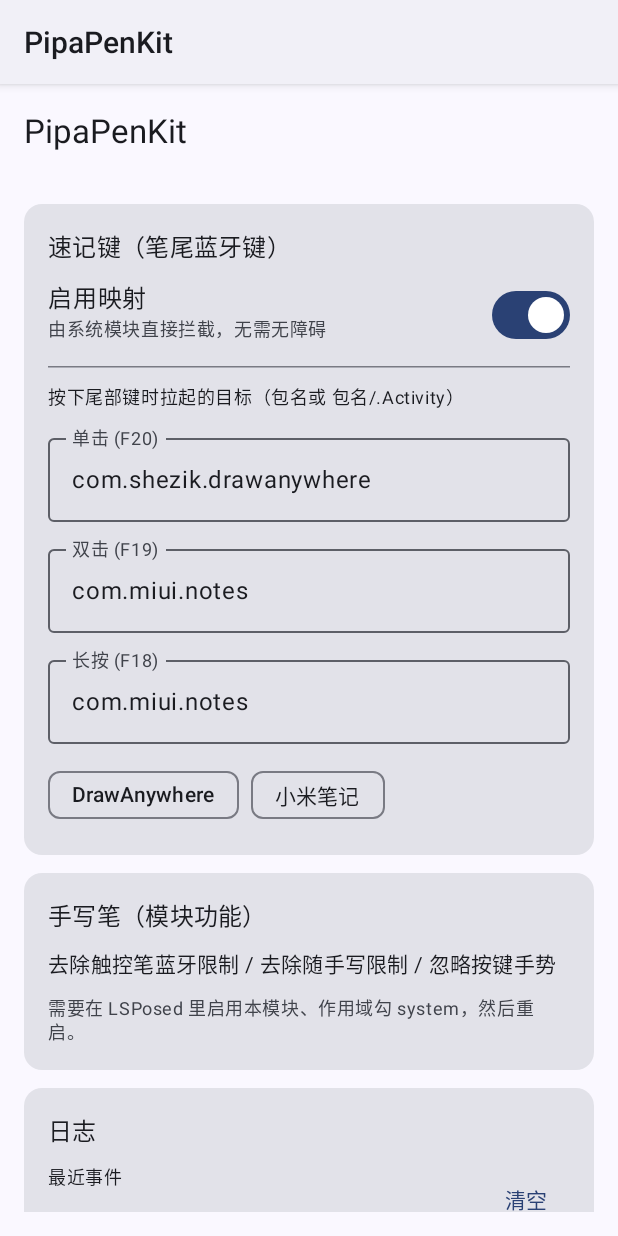
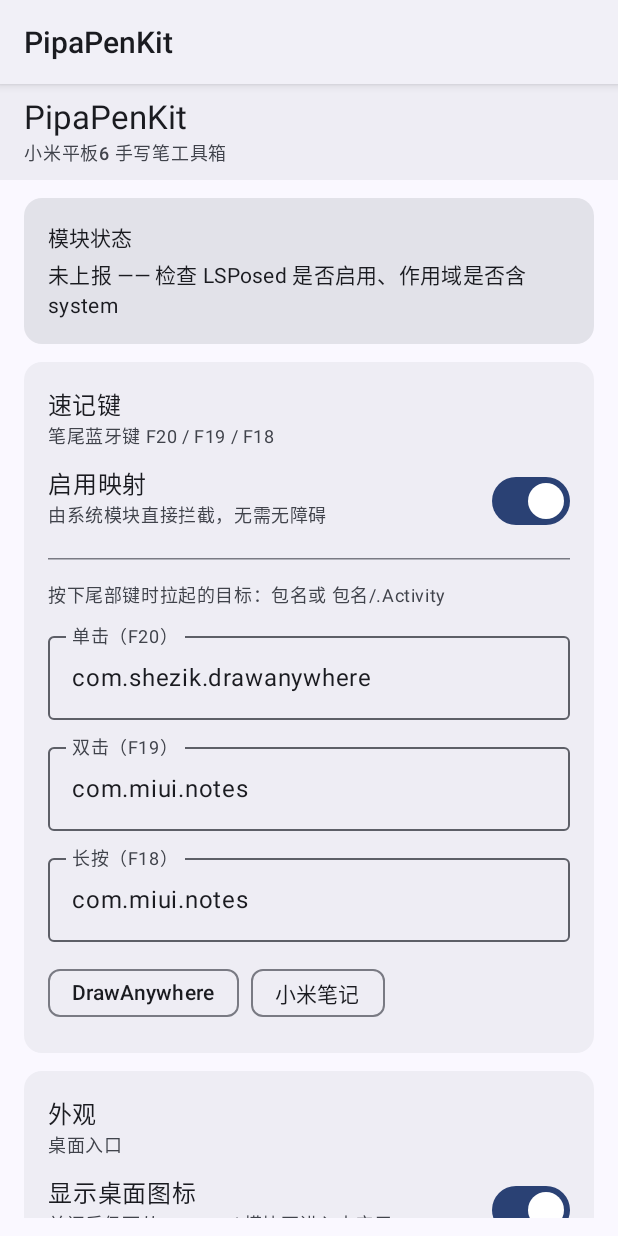
Before and after one commit to Caiyang132433e/PipaPenKit, an Android app built with Jetpack Compose: the screen it shows after launch (MainActivity), on a phone screen of 412 x 824 dp. Run offline under Robolectric (Android 15) with nearby library versions, the phone set to English and light mode, and no system bars.

Commit message:
feat(v0.3): MD3 polish, hook heartbeat, hide launcher icon

```diff
--- a/app/build.gradle.kts
+++ b/app/build.gradle.kts
@@ -11,8 +11,8 @@ android {
         applicationId = "com.pipa.penkit"
         minSdk = 33
         targetSdk = 35
-        versionCode = 2
-        versionName = "0.2.0"
+        versionCode = 3
+        versionName = "0.3.0"
     }
     buildFeatures { compose = true }
     compileOptions {
--- /dev/null
+++ b/app/src/main/java/com/pipa/penkit/LauncherIcon.kt
@@ -0,0 +1,26 @@
+package com.pipa.penkit
+
+import android.content.ComponentName
+import android.content.Context
+import android.content.pm.PackageManager
+
+/** Hide / show the launcher icon via an activity-alias. */
+object LauncherIcon {
+
+    private fun alias(ctx: Context) = ComponentName(ctx.packageName, ctx.packageName + ".Launcher")
+
+    fun isVisible(ctx: Context): Boolean {
+        val state = ctx.packageManager.getComponentEnabledSetting(alias(ctx))
+        return state != PackageManager.COMPONENT_ENABLED_STATE_DISABLED &&
+            state != PackageManager.COMPONENT_ENABLED_STATE_DISABLED_USER
+    }
+
+    fun setVisible(ctx: Context, visible: Boolean) {
+        ctx.packageManager.setComponentEnabledSetting(
+            alias(ctx),
+            if (visible) PackageManager.COMPONENT_ENABLED_STATE_ENABLED
+            else PackageManager.COMPONENT_ENABLED_STATE_DISABLED,
+            PackageManager.DONT_KILL_APP
+        )
+    }
+}
--- a/app/src/main/java/com/pipa/penkit/MainActivity.kt
+++ b/app/src/main/java/com/pipa/penkit/MainActivity.kt
@@ -1,6 +1,5 @@
 package com.pipa.penkit
 
-import android.content.Intent
 import android.os.Bundle
 import androidx.activity.ComponentActivity
 import androidx.activity.compose.setContent
@@ -16,6 +15,7 @@ import androidx.compose.foundation.rememberScrollState
 import androidx.compose.foundation.verticalScroll
 import androidx.compose.material3.AssistChip
 import androidx.compose.material3.Card
+import androidx.compose.material3.CardDefaults
 import androidx.compose.material3.ExperimentalMaterial3Api
 import androidx.compose.material3.HorizontalDivider
 import androidx.compose.material3.MaterialTheme
@@ -25,6 +25,7 @@ import androidx.compose.material3.Switch
 import androidx.compose.material3.Text
 import androidx.compose.material3.TextButton
 import androidx.compose.material3.TopAppBar
+import androidx.compose.material3.TopAppBarDefaults
 import androidx.compose.material3.dynamicDarkColorScheme
 import androidx.compose.material3.dynamicLightColorScheme
 import androidx.compose.runtime.Composable
@@ -37,16 +38,14 @@ import androidx.compose.ui.Modifier
 import androidx.compose.ui.platform.LocalContext
 import androidx.compose.ui.unit.dp
 import kotlinx.coroutines.delay
+import java.text.SimpleDateFormat
+import java.util.Date
+import java.util.Locale
 
 class MainActivity : ComponentActivity() {
     override fun onCreate(savedInstanceState: Bundle?) {
         super.onCreate(savedInstanceState)
         Prefs.migrate(this)
-
-        // Keep the module's target strings in sync with the UI defaults.
-        val i = Intent(LogReceiver.ACTION_LOG)
-        i.setPackage(packageName)
-
         setContent {
             val dark = isSystemInDarkTheme()
             val ctx = LocalContext.current
@@ -70,11 +69,14 @@ fun HomeScreen() {
     var tDouble by remember { mutableStateOf(prefs.getString(Prefs.KEY_TARGET_DOUBLE, Prefs.DEFAULT_DOUBLE).orEmpty()) }
     var tLong by remember { mutableStateOf(prefs.getString(Prefs.KEY_TARGET_LONG, Prefs.DEFAULT_LONG).orEmpty()) }
     var logs by remember { mutableStateOf(LogStore.all(ctx)) }
+    var heartbeat by remember { mutableStateOf(prefs.getLong("hook_heartbeat", 0L)) }
+    var iconVisible by remember { mutableStateOf(LauncherIcon.isVisible(ctx)) }
 
     LaunchedEffect(Unit) {
         while (true) {
             delay(1000)
             logs = LogStore.all(ctx)
+            heartbeat = prefs.getLong("hook_heartbeat", 0L)
         }
     }
 
@@ -88,60 +90,84 @@ fun HomeScreen() {
     }
 
     Scaffold(
-        topBar = { TopAppBar(title = { Text("PipaPenKit") }) }
+        topBar = {
+            TopAppBar(
+                title = {
+                    Column {
+                        Text("PipaPenKit", style = MaterialTheme.typography.titleLarge)
+                        Text(
+                            "小米平板6 手写笔工具箱",
+                            style = MaterialTheme.typography.labelMedium,
+                            color = MaterialTheme.colorScheme.onSurfaceVariant
+                        )
+                    }
+                },
+                colors = TopAppBarDefaults.topAppBarColors(
+                    containerColor = MaterialTheme.colorScheme.surfaceContainer
+                )
+            )
+        }
     ) { pad ->
         Column(
             Modifier
                 .fillMaxSize()
                 .padding(pad)
-                .padding(16.dp)
+                .padding(horizontal = 16.dp, vertical = 12.dp)
                 .verticalScroll(rememberScrollState()),
             verticalArrangement = Arrangement.spacedBy(12.dp)
         ) {
-            SectionCard("速记键（笔尾蓝牙键）") {
-                Row(Modifier.fillMaxWidth(), horizontalArrangement = Arrangement.SpaceBetween) {
-                    Column {
-                        Text("启用映射")
-                        Text(
-                            "由系统模块直接拦截，无需无障碍",
-                            style = MaterialTheme.typography.bodySmall,
-                            color = MaterialTheme.colorScheme.onSurfaceVariant
-                        )
-                    }
-                    Switch(checked = relay, onCheckedChange = {
-                        relay = it
-                        prefs.edit().putBoolean(Prefs.KEY_RELAY_ENABLED, it).apply()
-                    })
+            StatusCard(heartbeat)
+
+            SectionCard("速记键", "笔尾蓝牙键 F20 / F19 / F18") {
+                SwitchRow(
+                    title = "启用映射",
+                    subtitle = "由系统模块直接拦截，无需无障碍",
+                    checked = relay
+                ) {
+                    relay = it
+                    prefs.edit().putBoolean(Prefs.KEY_RELAY_ENABLED, it).apply()
                 }
-                HorizontalDivider()
-                Text("按下尾部键时拉起的目标（包名或 包名/.Activity）", style = MaterialTheme.typography.bodySmall)
-                TargetField("单击 (F20)", tSingle) { tSingle = it; prefs.edit().putString(Prefs.KEY_TARGET_SINGLE, it).apply() }
-                TargetField("双击 (F19)", tDouble) { tDouble = it; prefs.edit().putString(Prefs.KEY_TARGET_DOUBLE, it).apply() }
-                TargetField("长按 (F18)", tLong) { tLong = it; prefs.edit().putString(Prefs.KEY_TARGET_LONG, it).apply() }
+                HorizontalDivider(Modifier.padding(vertical = 4.dp))
+                Text(
+                    "按下尾部键时拉起的目标：包名或 包名/.Activity",
+                    style = MaterialTheme.typography.bodySmall,
+                    color = MaterialTheme.colorScheme.onSurfaceVariant
+                )
+                TargetField("单击（F20）", tSingle) { tSingle = it; prefs.edit().putString(Prefs.KEY_TARGET_SINGLE, it).apply() }
+                TargetField("双击（F19）", tDouble) { tDouble = it; prefs.edit().putString(Prefs.KEY_TARGET_DOUBLE, it).apply() }
+                TargetField("长按（F18）", tLong) { tLong = it; prefs.edit().putString(Prefs.KEY_TARGET_LONG, it).apply() }
                 Row(horizontalArrangement = Arrangement.spacedBy(8.dp)) {
                     AssistChip(onClick = { setAll("com.shezik.drawanywhere") }, label = { Text("DrawAnywhere") })
                     AssistChip(onClick = { setAll("com.miui.notes") }, label = { Text("小米笔记") })
                 }
             }
 
-            SectionCard("手写笔（模块功能）") {
-                Text("去除触控笔蓝牙限制 / 去除随手写限制 / 忽略按键手势", style = MaterialTheme.typography.bodyMedium)
-                Text(
-                    "需要在 LSPosed 里启用本模块、作用域勾 system，然后重启。",
-                    style = MaterialTheme.typography.bodySmall,
-                    color = MaterialTheme.colorScheme.onSurfaceVariant
-                )
+            SectionCard("外观", "桌面入口") {
+                SwitchRow(
+                    title = "显示桌面图标",
+                    subtitle = "关闭后仍可从 LSPosed 模块页进入本应用",
+                    checked = iconVisible
+                ) {
+                    iconVisible = it
+                    LauncherIcon.setVisible(ctx, it)
+                }
             }
 
-            SectionCard("日志") {
+            SectionCard("日志", "模块通过广播回传") {
                 Row(Modifier.fillMaxWidth(), horizontalArrangement = Arrangement.SpaceBetween) {
-                    Text("最近事件", style = MaterialTheme.typography.bodySmall)
+                    Text("最近事件", style = MaterialTheme.typography.labelMedium)
                     TextButton(onClick = { LogStore.clear(ctx); logs = emptyList() }) { Text("清空") }
                 }
                 if (logs.isEmpty()) {
-                    Text("暂无事件", style = MaterialTheme.typography.bodySmall)
+                    Text(
+                        "暂无事件",
+                        style = MaterialTheme.typography.bodySmall,
+                        color = MaterialTheme.colorScheme.onSurfaceVariant
+                    )
                 } else {
-                    logs.take(14).forEach { Text(it, style = MaterialTheme.typography.bodySmall) }
+                    logs.take(14).forEach {
+                        Text(it, style = MaterialTheme.typography.bodySmall)
+                    }
                 }
             }
         }
@@ -149,12 +175,60 @@ fun HomeScreen() {
 }
 
 @Composable
-fun SectionCard(title: String, content: @Composable ColumnScope.() -> Unit) {
-    Card(Modifier.fillMaxWidth()) {
+fun StatusCard(heartbeat: Long) {
+    val text = if (heartbeat <= 0L) {
+        "未上报 —— 检查 LSPosed 是否启用、作用域是否含 system"
+    } else {
+        "已连接 · " + SimpleDateFormat("MM-dd HH:mm:ss", Locale.getDefault()).format(Date(heartbeat))
+    }
+    Card(
+        Modifier.fillMaxWidth(),
+        colors = CardDefaults.cardColors(
+            containerColor = if (heartbeat > 0L) MaterialTheme.colorScheme.secondaryContainer
+            else MaterialTheme.colorScheme.surfaceContainerHighest
+        )
+    ) {
+        Column(Modifier.padding(16.dp), verticalArrangement = Arrangement.spacedBy(4.dp)) {
+            Text("模块状态", style = MaterialTheme.typography.titleSmall)
+            Text(text, style = MaterialTheme.typography.bodyMedium)
+        }
+    }
+}
+
+@Composable
+fun SectionCard(title: String, subtitle: String? = null, content: @Composable ColumnScope.() -> Unit) {
+    Card(
+        Modifier.fillMaxWidth(),
+        colors = CardDefaults.cardColors(containerColor = MaterialTheme.colorScheme.surfaceContainer)
+    ) {
         Column(Modifier.padding(16.dp), verticalArrangement = Arrangement.spacedBy(10.dp)) {
-            Text(title, style = MaterialTheme.typography.titleMedium)
+            Column {
+                Text(title, style = MaterialTheme.typography.titleMedium)
+                if (subtitle != null) {
+                    Text(
+                        subtitle,
+                        style = MaterialTheme.typography.bodySmall,
+                        color = MaterialTheme.colorScheme.onSurfaceVariant
+                    )
+                }
+            }
             content()
         }
+    }
+}
+
+@Composable
+fun SwitchRow(title: String, subtitle: String, checked: Boolean, onChange: (Boolean) -> Unit) {
+    Row(Modifier.fillMaxWidth(), horizontalArrangement = Arrangement.SpaceBetween) {
+        Column(Modifier.weight(1f)) {
+            Text(title, style = MaterialTheme.typography.bodyLarge)
+            Text(
+                subtitle,
+                style = MaterialTheme.typography.bodySmall,
+                color = MaterialTheme.colorScheme.onSurfaceVariant
+            )
+        }
+        Switch(checked = checked, onCheckedChange = onChange)
     }
 }
 
```
Also changed, not shown: app/src/main/AndroidManifest.xml (+11 -2 lines), app/src/main/java/com/pipa/penkit/ConfigProvider.java (+8 -1 lines), app/src/main/java/com/pipa/penkit/PenKitModule.java (+66 -32 lines).
